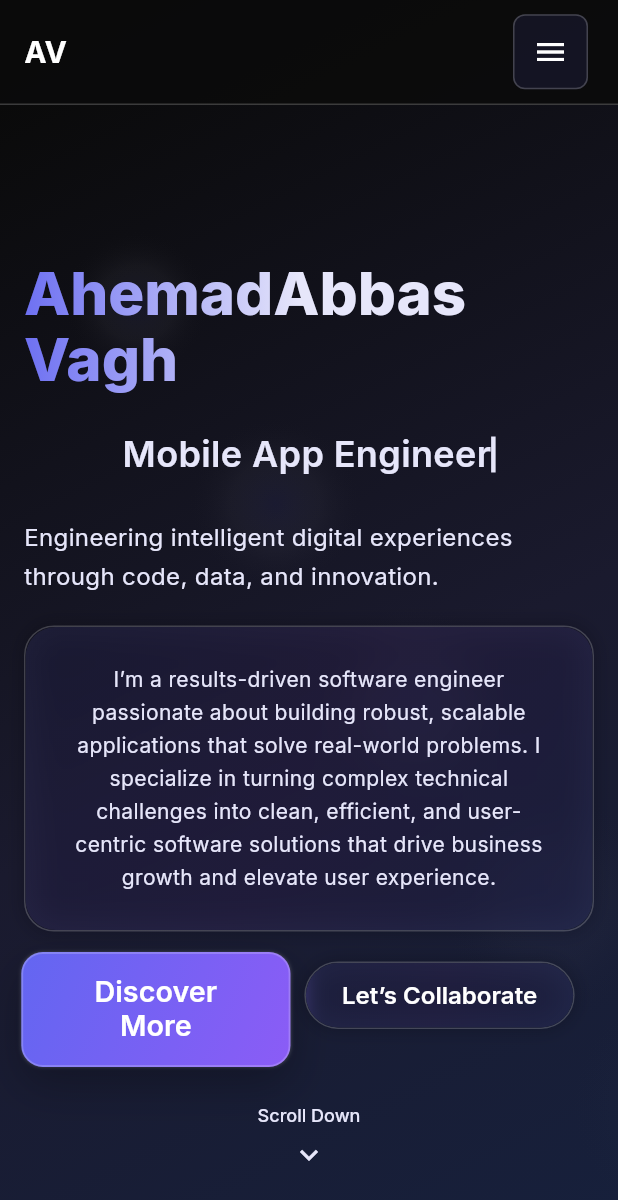
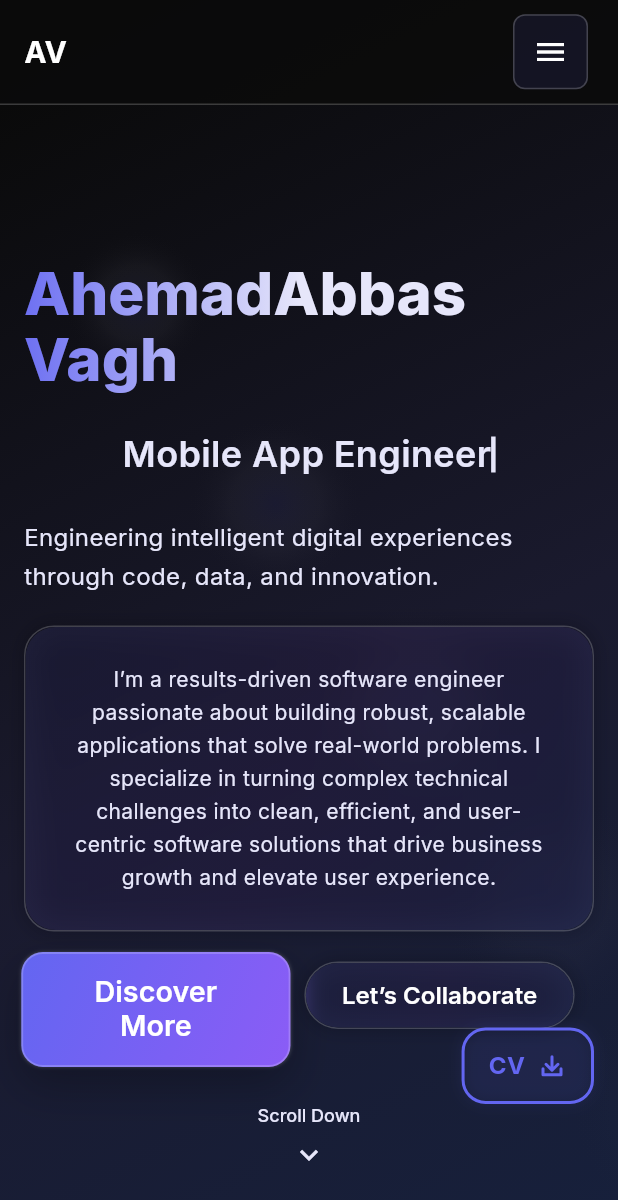
Before and after one commit to abbasv0786/portfolio, a Flutter app: the screen it shows after launch, on a phone screen of 412 x 824 dp. Shown: the top 1200 px of the screen. Run offline on Flutter 3.47's test engine with Material 3 defaults, Android fonts, the phone set to English and light mode, and no system bars; drawn by our look-alikes of flutter_animate; our stand-ins replace font_awesome_flutter, get, google_fonts, pdf, printing.

Commit message:
feat: Implement CV generation and download functionality, including a new service, UI button, updated portfolio data, and new project images.

```diff
--- a/lib/constants/assets.dart
+++ b/lib/constants/assets.dart
@@ -18,4 +18,6 @@ class AppAssets {
   static const String tragofoneUrl = '${_imagesPath}image_tragofone.webp';
   static const String movieSuggesterUrl = '${_imagesPath}movie_suggester.jpeg';
   static const String ragChatBotUrl = '${_imagesPath}rag_chatbot.png';
+  static const String sspUrl = '${_imagesPath}image_ssp.webp';
+  static const String drBatraUrl = '${_imagesPath}image_dr_batra.webp';
 }
--- a/lib/screens/home_screen.dart
+++ b/lib/screens/home_screen.dart
@@ -10,7 +10,8 @@ import '../widgets/projects_section.dart';
 import '../widgets/experience_section.dart';
 import '../widgets/approach_section.dart';
 import '../widgets/contact_section.dart';
-import '../widgets/scroll_to_top_button.dart';
+import '../widgets/download_cv_button.dart';
+import '../widgets/scroll_to_top_button.dart' hide FloatingActionButton;
 import '../services/section_visibility_service.dart';
 import '../widgets/section_title_tracker.dart';
 
@@ -215,9 +216,17 @@ class _HomeScreenState extends State<HomeScreen> {
           ],
         ),
       ),
-      floatingActionButton: ScrollToTopButton(
-        scrollController: _scrollController,
-        showThreshold: 300,
+      floatingActionButton: Column(
+        mainAxisSize: MainAxisSize.min,
+        crossAxisAlignment: CrossAxisAlignment.end,
+        children: [
+          const DownloadCvButton(),
+          const SizedBox(height: 16),
+          ScrollToTopButton(
+            scrollController: _scrollController,
+            showThreshold: 300,
+          ),
+        ],
       ),
       floatingActionButtonLocation: FloatingActionButtonLocation.endFloat,
     );
--- /dev/null
+++ b/lib/widgets/download_cv_button.dart
@@ -0,0 +1,89 @@
+import 'package:flutter/material.dart';
+import '../constants/colors.dart';
+import '../services/cv_service.dart';
+
+class DownloadCvButton extends StatelessWidget {
+  const DownloadCvButton({super.key});
+
+  @override
+  Widget build(BuildContext context) {
+    return Material(
+      color: Colors.transparent,
+      child: InkWell(
+        onTap: () => CvService.generateAndDownloadCv(),
+        borderRadius: BorderRadius.circular(16),
+        child: Container(
+          padding: const EdgeInsets.symmetric(horizontal: 16, vertical: 12),
+          decoration: BoxDecoration(
+            color: Colors.transparent,
+            borderRadius: BorderRadius.circular(16),
+            border: Border.all(color: AppColors.primary, width: 2),
+            boxShadow: [
+              BoxShadow(
+                color: AppColors.primary.withValues(alpha: 0.1),
+                blurRadius: 8,
+                spreadRadius: 0,
+              ),
+            ],
+          ),
+          child: Row(
+            mainAxisSize: MainAxisSize.min,
+            children: [
+              const Text(
+                'CV',
+                style: TextStyle(
+                  color: AppColors.primary,
+                  fontWeight: FontWeight.bold,
+                  fontSize: 16,
+                ),
+              ),
+              const SizedBox(width: 8),
+              CustomPaint(
+                size: const Size(20, 20),
+                painter: _DownloadIconPainter(color: AppColors.primary),
+              ),
+            ],
+          ),
+        ),
+      ),
+    );
+  }
+}
+
+class _DownloadIconPainter extends CustomPainter {
+  final Color color;
+
+  _DownloadIconPainter({required this.color});
+
+  @override
+  void paint(Canvas canvas, Size size) {
+    final paint = Paint()
+      ..color = color
+      ..style = PaintingStyle.stroke
+      ..strokeWidth = 2
+      ..strokeCap = StrokeCap.round
+      ..strokeJoin = StrokeJoin.round;
+
+    final path = Path();
+
+    // Draw arrow
+    path.moveTo(size.width * 0.5, size.height * 0.2); // Top center
+    path.lineTo(size.width * 0.5, size.height * 0.65); // Bottom center
+
+    // Arrowhead
+    path.moveTo(size.width * 0.3, size.height * 0.45);
+    path.lineTo(size.width * 0.5, size.height * 0.65);
+    path.lineTo(size.width * 0.7, size.height * 0.45);
+
+    // Draw tray/bracket
+    path.moveTo(size.width * 0.2, size.height * 0.6);
+    path.lineTo(size.width * 0.2, size.height * 0.8);
+    path.lineTo(size.width * 0.8, size.height * 0.8);
+    path.lineTo(size.width * 0.8, size.height * 0.6);
+
+    canvas.drawPath(path, paint);
+  }
+
+  @override
+  bool shouldRepaint(covariant CustomPainter oldDelegate) => false;
+}
--- a/lib/widgets/projects_section.dart
+++ b/lib/widgets/projects_section.dart
@@ -167,8 +167,8 @@ class _ProjectCard extends StatelessWidget {
                       children: [
                         project.imageUrl.isNotEmpty
                             ? Container(
-                                decoration: BoxDecoration(
-                                  borderRadius: const BorderRadius.vertical(
+                                decoration: const BoxDecoration(
+                                  borderRadius: BorderRadius.vertical(
                                     top: Radius.circular(16),
                                   ),
                                 ),
--- a/pubspec.yaml
+++ b/pubspec.yaml
@@ -47,6 +47,8 @@ dependencies:
   google_fonts: ^6.2.1
   # Image handling
   cached_network_image: ^3.3.1
+  pdf: ^3.11.3
+  printing: ^5.14.2
 
 dev_dependencies:
   flutter_test:
```
Also changed, not shown: lib/data/portfolio_data.dart (+80 -17 lines), lib/services/cv_service.dart (added, +342 -0 lines), assets/images/image_dr_batra.webp (added), assets/images/image_ssp.webp (added), pubspec.lock, 3 other files.
